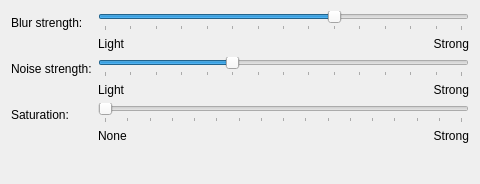
First picture: the form in src/blur/kcm/blur_config.ui, repository a-parhom/LightlyShaders, before the edit.
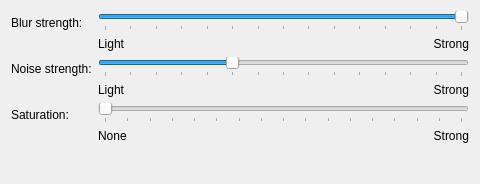
Second picture: the form after the edit.

Commit message: Harden the blur effect

```diff
--- a/src/blur/kcm/blur_config.ui
+++ b/src/blur/kcm/blur_config.ui
@@ -35,7 +35,7 @@
         <number>1</number>
        </property>
        <property name="value">
-        <number>10</number>
+        <number>15</number>
        </property>
        <property name="orientation">
         <enum>Qt::Orientation::Horizontal</enum>
@@ -155,15 +155,15 @@
      </item>
      <item>
       <layout class="QHBoxLayout" name="horizontalLayout_3">
-       <item>
-        <widget class="QLabel" name="labelSaturationStrong">
-         <property name="text">
-          <string>None</string>
-         </property>
-        </widget>
-       </item>
        <item>
         <widget class="QLabel" name="labelSaturationNone">
+         <property name="text">
+          <string>None</string>
+         </property>
+        </widget>
+       </item>
+       <item>
+        <widget class="QLabel" name="labelSaturationStrong">
          <property name="text">
           <string>Strong</string>
          </property>
```
The commit also changes 11 other files.
